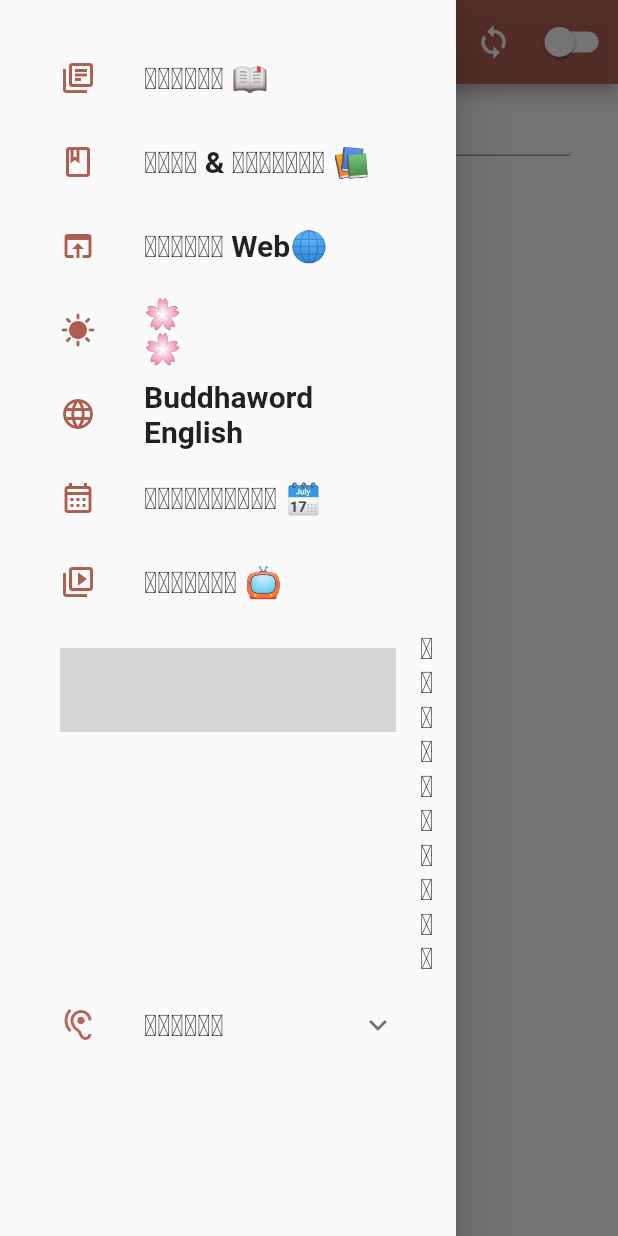
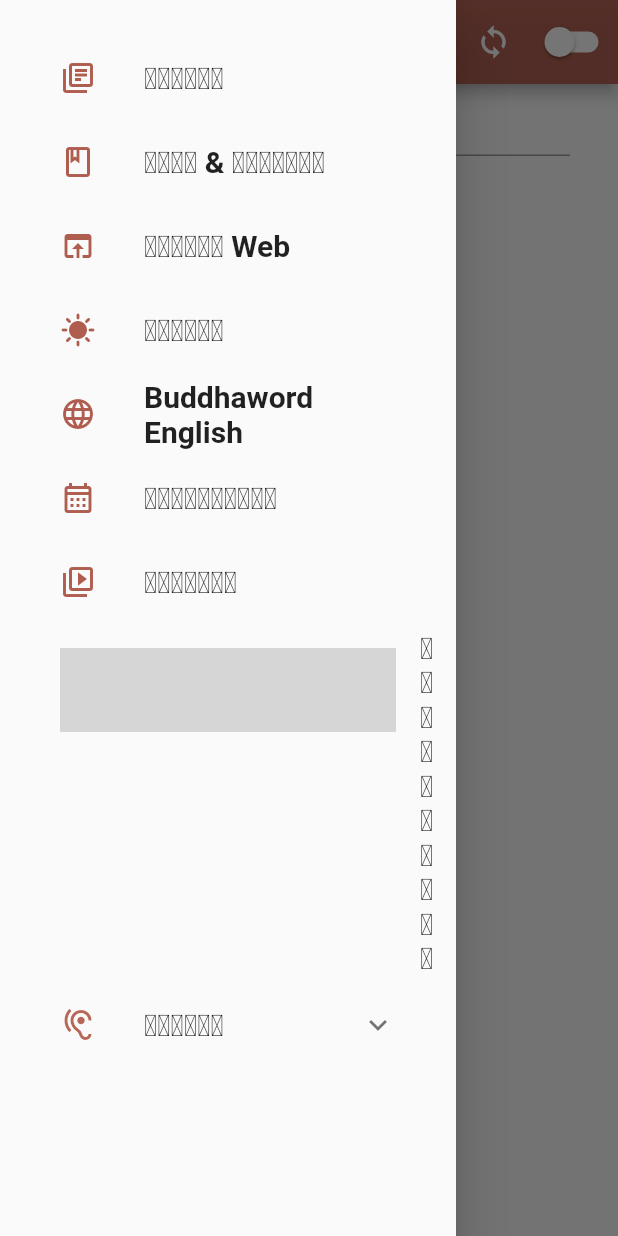
Before and after one commit to SouliyaPPS-7575/buddhaword-app, a Flutter app: the screen it shows after launch, with the side drawer open, on a phone screen of 412 x 824 dp. Run offline on Flutter 3.47's test engine with Material 2 defaults, Android fonts, the phone set to English and light mode, and no system bars; our stand-ins replace cloud_firestore, connectivity, firebase_core, firebase_database, flutter_form_builder, fluttertoast and 1 more; missing offline and left inert: html_editor_enhanced; accounts and stored records are empty; statements that could not run were skipped; grey boxes are pictures that could not be loaded.

Commit message:
For User

```diff
--- a/lib/main.dart
+++ b/lib/main.dart
@@ -41,12 +41,12 @@ class _MyAppState extends State<MyApp> {
         final isDark = box.get('isDark', defaultValue: false);
         return MaterialApp(
           debugShowCheckedModeBanner: false,
-          title: 'Lao-Tipitaka',
+          title: 'ຄຳສອນພຣະພຸດທະເຈົ້າ',
           theme: ThemeData(
             brightness: isDark ? Brightness.dark : Brightness.light,
             visualDensity: VisualDensity.adaptivePlatformDensity,
           ),
-          home: const HomePage(title: 'Lao-Tipitaka'),
+          home: const HomePage(title: 'ຄຳສອນພຣະພຸດທະເຈົ້າ'),
         );
       },
     );
@@ -449,14 +449,14 @@ class _NavigationDrawerState extends State<NavigationDrawer> {
                   ? Icon(Icons.library_books, color: _checkColor)
                   : Icon(Icons.library_books_outlined, color: _checkColor),
               title: const Text(
-                'ພຣະສູດ 📖',
+                'ພຣະສູດ',
                 style: TextStyle(fontSize: 20, fontWeight: FontWeight.bold),
               ),
               onTap: () => {
                 Navigator.of(context).pushReplacement(
                   MaterialPageRoute(
                     builder: (context) => const HomePage(
-                      title: 'Lao-Tipitaka',
+                      title: 'ຄຳສອນພຣະພຸດທະເຈົ້າ',
                     ),
                   ),
                 ),
@@ -467,7 +467,7 @@ class _NavigationDrawerState extends State<NavigationDrawer> {
                   ? Icon(Icons.book, color: _checkColor)
                   : Icon(Icons.book_outlined, color: _checkColor),
               title: const Text(
-                'ປື້ມ & ເເຜນຜັງ 📚',
+                'ປື້ມ & ເເຜນຜັງ',
                 style: TextStyle(fontSize: 20, fontWeight: FontWeight.bold),
               ),
               onTap: () => _openLinkBooks(),
@@ -477,7 +477,7 @@ class _NavigationDrawerState extends State<NavigationDrawer> {
                   ? Icon(Icons.open_in_browser_rounded, color: _checkColor)
                   : Icon(Icons.open_in_browser_outlined, color: _checkColor),
               title: const Text(
-                'ພຣະສູດ Web🌐',
+                'ພຣະສູດ Web',
                 style: TextStyle(fontSize: 20, fontWeight: FontWeight.bold),
               ),
               onTap: () => _openLinkWebapp(),
@@ -487,7 +487,7 @@ class _NavigationDrawerState extends State<NavigationDrawer> {
                   ? Icon(Icons.filter_vintage, color: _checkColor)
                   : Icon(Icons.sunny, color: _checkColor),
               title: const Text(
-                '🌸ພຣະທັມ🌸',
+                'ພຣະທັມ',
                 style: TextStyle(fontSize: 20, fontWeight: FontWeight.bold),
               ),
               onTap: () => _openLinkDhamma(),
@@ -507,7 +507,7 @@ class _NavigationDrawerState extends State<NavigationDrawer> {
                   ? Icon(Icons.calendar_month, color: _checkColor)
                   : Icon(Icons.calendar_month_outlined, color: _checkColor),
               title: const Text(
-                'ປະຕິທິນທັມ 🗓️',
+                'ປະຕິທິນທັມ',
                 style: TextStyle(fontSize: 20, fontWeight: FontWeight.bold),
               ),
               onTap: () => _openLinkCalendar(),
@@ -517,7 +517,7 @@ class _NavigationDrawerState extends State<NavigationDrawer> {
                   ? Icon(Icons.video_library, color: _checkColor)
                   : Icon(Icons.video_collection_outlined, color: _checkColor),
               title: const Text(
-                'ອະນັດຕາ 📺',
+                'ອະນັດຕາ',
                 style: TextStyle(fontSize: 20, fontWeight: FontWeight.bold),
               ),
               onTap: () => _openLinkArnuta(),
```
Also changed, not shown: 1 other file.
